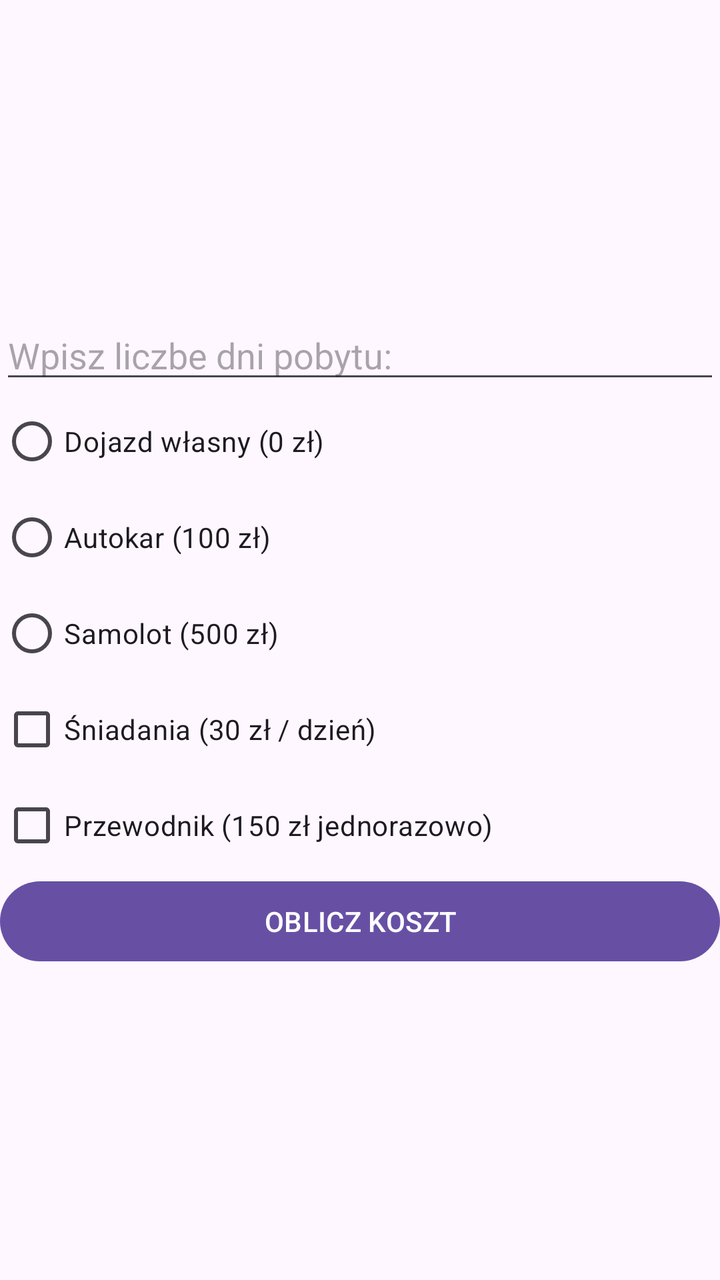
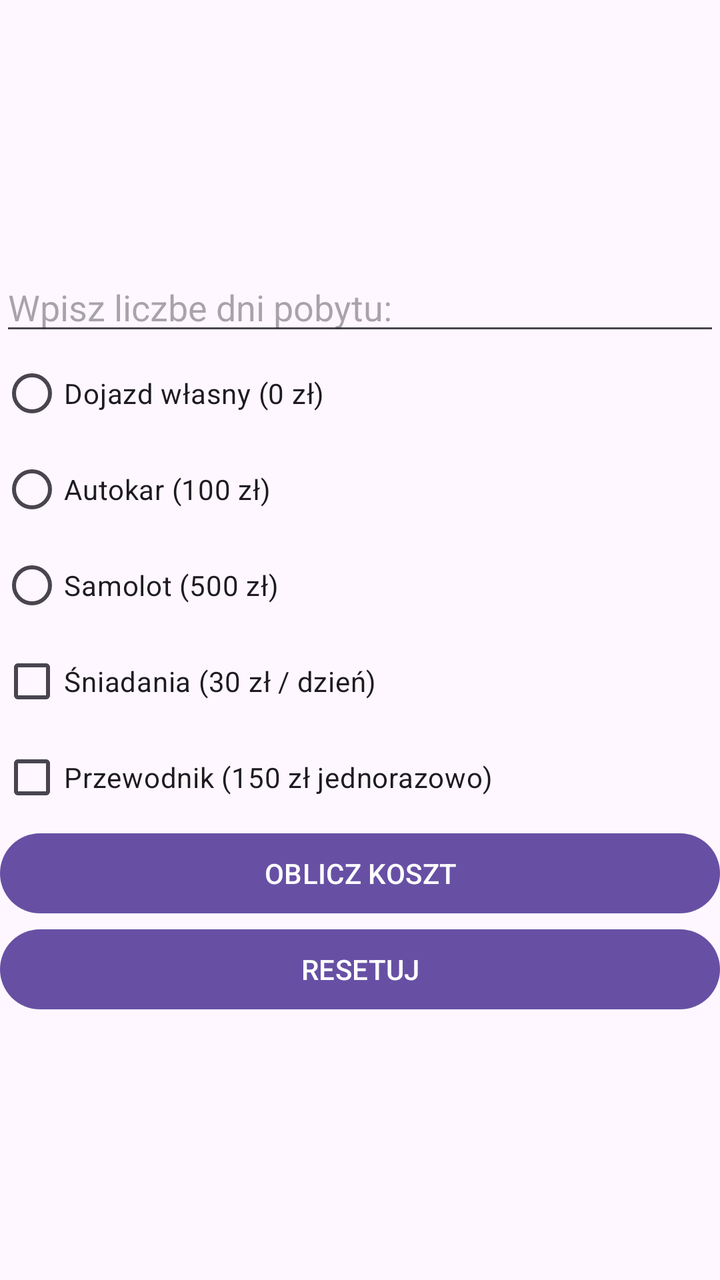

Two renders of the same Android screen: before a commit and after it. Below are the layout's source before the change and the commit's diff.
<!-- AndroidManifest.xml: application theme Theme.KalkulatorKosztuWycieczki -->
<!-- res/layout/activity_main.xml -->
<?xml version="1.0" encoding="utf-8"?>
<LinearLayout xmlns:android="http://schemas.android.com/apk/res/android"
    xmlns:app="http://schemas.android.com/apk/res-auto"
    xmlns:tools="http://schemas.android.com/tools"
    android:id="@+id/main"
    android:layout_width="match_parent"
    android:layout_height="match_parent"
    android:orientation="vertical"
    tools:context=".MainActivity"
    android:gravity="center">

    <EditText
        android:id="@+id/editTextDays"
        android:layout_width="match_parent"
        android:layout_height="wrap_content"
        android:ems="10"
        android:inputType="numberDecimal"
        android:hint="@string/days" />

    <RadioGroup
        android:layout_width="match_parent"
        android:layout_height="wrap_content"
        android:id="@+id/radioGroupTransport">

        <RadioButton
            android:id="@+id/radioOwn"
            android:layout_width="match_parent"
            android:layout_height="wrap_content"
            android:text="@string/own" />

        <RadioButton
            android:id="@+id/radioBus"
            android:layout_width="match_parent"
            android:layout_height="wrap_content"
            android:text="@string/bus" />

        <RadioButton
            android:id="@+id/radioPlane"
            android:layout_width="match_parent"
            android:layout_height="wrap_content"
            android:text="@string/plane" />

    </RadioGroup>

    <CheckBox
        android:id="@+id/checkBreakfast"
        android:layout_width="match_parent"
        android:layout_height="wrap_content"
        android:text="@string/breakfast" />

    <CheckBox
        android:id="@+id/checkGuide"
        android:layout_width="match_parent"
        android:layout_height="wrap_content"
        android:text="@string/guide" />

    <Button
        android:id="@+id/calculate"
        android:layout_width="match_parent"
        android:layout_height="wrap_content"
        android:text="@string/calculate" />

</LinearLayout>
<!-- resources referenced by this layout -->
<resources>
  <string name="breakfast">Śniadania (30 zł / dzień)</string>
  <string name="bus">Autokar (100 zł)</string>
  <string name="calculate">OBLICZ KOSZT</string>
  <string name="days">Wpisz liczbe dni pobytu: </string>
  <string name="guide">Przewodnik (150 zł jednorazowo)</string>
  <string name="own">Dojazd własny (0 zł)</string>
  <string name="plane">Samolot (500 zł)</string>
  <style name="Theme.KalkulatorKosztuWycieczki" parent="Base.Theme.KalkulatorKosztuWycieczki" />
  <style name="Base.Theme.KalkulatorKosztuWycieczki" parent="Theme.Material3.DayNight.NoActionBar">
          
          
      </style>
</resources>

<!-- the commit's change to res/layout/activity_main.xml (unified diff, before → after) -->
@@ -60,4 +60,10 @@
         android:layout_height="wrap_content"
         android:text="@string/calculate" />
 
+    <Button
+        android:id="@+id/reset"
+        android:layout_width="match_parent"
+        android:layout_height="wrap_content"
+        android:text="@string/reset" />
+
 </LinearLayout>
<!-- resource entries referenced after the edit -->
@@ -7,6 +7,7 @@
   <string name="guide">Przewodnik (150 zł jednorazowo)</string>
   <string name="own">Dojazd własny (0 zł)</string>
   <string name="plane">Samolot (500 zł)</string>
+  <string name="reset">RESETUJ</string>
   <style name="Theme.KalkulatorKosztuWycieczki" parent="Base.Theme.KalkulatorKosztuWycieczki" />
   <style name="Base.Theme.KalkulatorKosztuWycieczki" parent="Theme.Material3.DayNight.NoActionBar">
           
